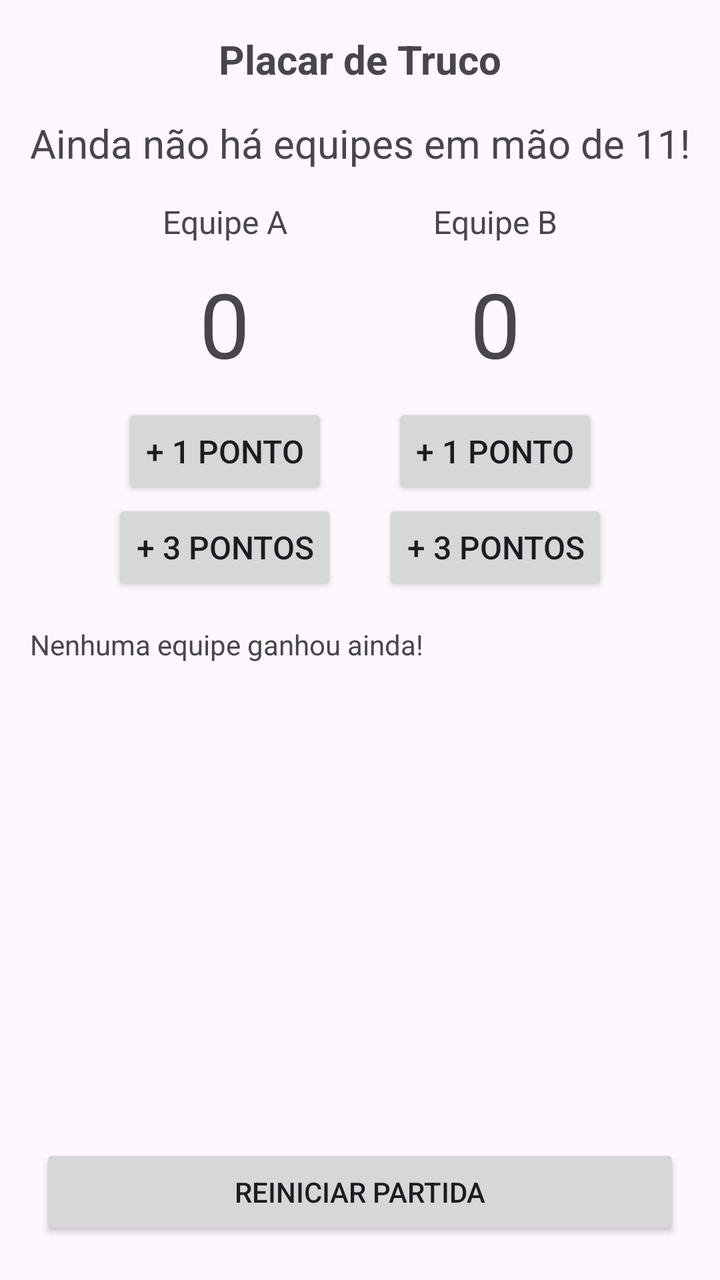
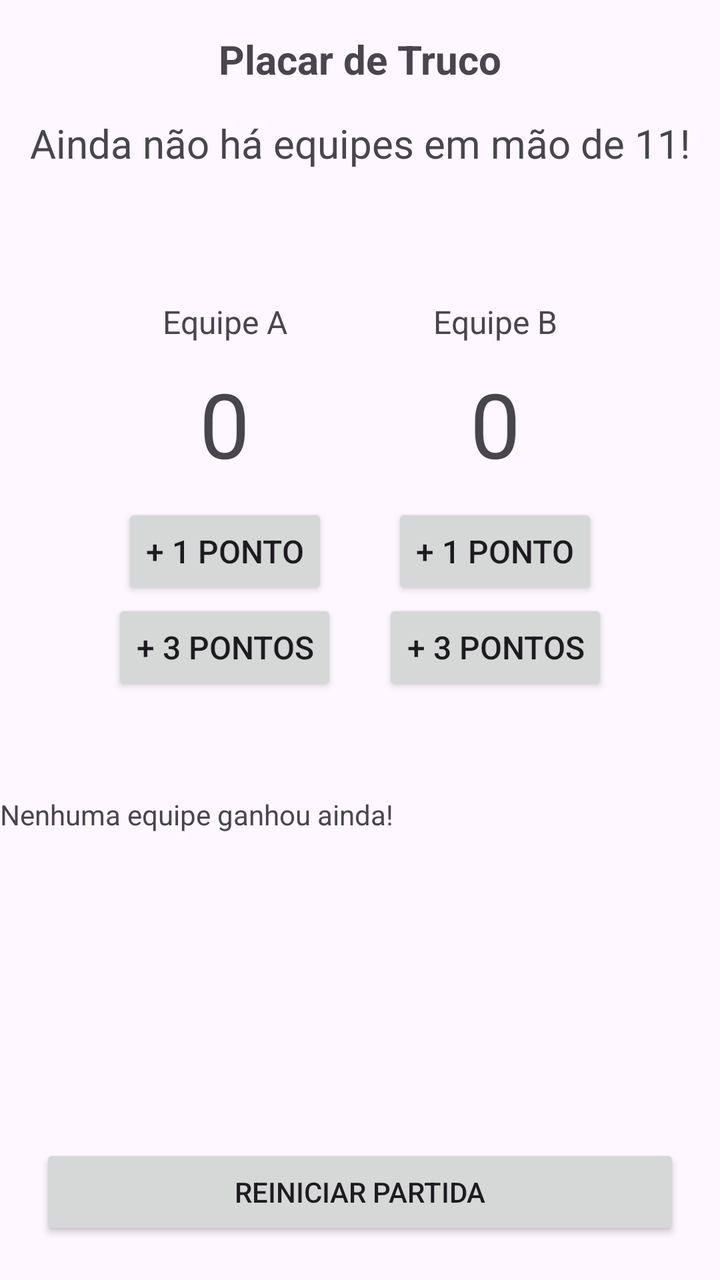

Before-and-after screenshots of an Android layout around one commit, followed by the original layout XML and the change that was made.
<!-- AndroidManifest.xml: application theme Theme.TrucoScoreBoard -->
<!-- res/layout/activity_main.xml -->
<?xml version="1.0" encoding="utf-8"?>
<androidx.constraintlayout.widget.ConstraintLayout xmlns:android="http://schemas.android.com/apk/res/android"
    xmlns:app="http://schemas.android.com/apk/res-auto"
    xmlns:tools="http://schemas.android.com/tools"
    android:id="@+id/main"
    android:layout_width="match_parent"
    android:layout_height="match_parent"
    tools:context=".MainActivity">

    <TextView
        android:id="@+id/titlePage"
        android:layout_width="wrap_content"
        android:layout_height="wrap_content"
        android:text="Placar de Truco"
        android:textSize="20sp"
        android:textStyle="bold"
        app:layout_constraintTop_toTopOf="parent"
        app:layout_constraintStart_toStartOf="parent"
        app:layout_constraintEnd_toEndOf="parent"
        android:layout_marginTop="16dp"
        />

    <TextView
        android:id="@+id/toast11"
        android:layout_width="wrap_content"
        android:layout_height="wrap_content"
        android:text="Ainda não há equipes em mão de 11!"
        android:textSize="20sp"
        app:layout_constraintTop_toBottomOf="@id/titlePage"
        app:layout_constraintStart_toStartOf="parent"
        app:layout_constraintEnd_toEndOf="parent"
        android:padding="15sp"
        />

    <TextView
        android:id="@+id/labelNameA"
        android:layout_width="wrap_content"
        android:layout_height="wrap_content"
        android:text="Equipe A"
        android:textSize="16sp"
        app:layout_constraintStart_toStartOf="parent"
        app:layout_constraintTop_toBottomOf="@+id/toast11"
        app:layout_constraintEnd_toStartOf="@id/counterB"
        />

    <TextView
        android:id="@+id/labelNameB"
        android:layout_width="wrap_content"
        android:layout_height="wrap_content"
        android:text="Equipe B"
        android:textSize="16sp"
        app:layout_constraintEnd_toEndOf="parent"
        app:layout_constraintTop_toBottomOf="@+id/toast11"
        app:layout_constraintStart_toEndOf="@id/counterA"
        />

    <TextView
        android:id="@+id/counterA"
        android:layout_width="wrap_content"
        android:layout_height="wrap_content"
        android:text="0"
        android:textSize="45sp"
        app:layout_constraintStart_toStartOf="parent"
        app:layout_constraintTop_toBottomOf="@+id/labelNameA"
        app:layout_constraintEnd_toStartOf="@id/counterB"
        android:padding="10dp"
        />

    <TextView
        android:id="@+id/counterB"
        android:layout_width="wrap_content"
        android:layout_height="wrap_content"
        android:text="0"
        android:textSize="45sp"
        app:layout_constraintEnd_toEndOf="parent"
        app:layout_constraintTop_toBottomOf="@+id/labelNameB"
        app:layout_constraintStart_toEndOf="@id/counterA"
        android:padding="10dp"
        />


    <Button
        android:id="@+id/btnAddPointsA"
        android:layout_width="wrap_content"
        android:layout_height="wrap_content"
        android:text="+ 1 ponto"
        android:textSize="16sp"
        app:layout_constraintStart_toStartOf="parent"
        app:layout_constraintTop_toBottomOf="@+id/counterA"
        app:layout_constraintEnd_toStartOf="@id/counterB"
        />

    <Button
        android:id="@+id/btnAddPointsB"
        android:layout_width="wrap_content"
        android:layout_height="wrap_content"
        android:text="+ 1 ponto"
        android:textSize="16sp"
        app:layout_constraintEnd_toEndOf="parent"
        app:layout_constraintTop_toBottomOf="@+id/counterB"
        app:layout_constraintStart_toEndOf="@id/counterA"/>

    <Button
        android:id="@+id/btnAdd3PointsA"
        android:layout_width="wrap_content"
        android:layout_height="wrap_content"
        android:text="+ 3 pontos"
        android:textSize="16sp"
        app:layout_constraintStart_toStartOf="parent"
        app:layout_constraintTop_toBottomOf="@+id/btnAddPointsA"
        app:layout_constraintEnd_toStartOf="@id/counterB"
        />

    <Button
        android:id="@+id/btnAdd3PointsB"
        android:layout_width="wrap_content"
        android:layout_height="wrap_content"
        android:text="+ 3 pontos"
        android:textSize="16sp"
        app:layout_constraintEnd_toEndOf="parent"
        app:layout_constraintTop_toBottomOf="@+id/btnAddPointsB"
        app:layout_constraintStart_toEndOf="@id/counterA"/>

    <TextView
        android:id="@+id/winner"
        android:layout_width="match_parent"
        android:layout_height="wrap_content"
        android:text="Nenhuma equipe ganhou ainda!"
        app:layout_constraintEnd_toEndOf="parent"
        app:layout_constraintTop_toBottomOf="@+id/btnAdd3PointsA"
        app:layout_constraintStart_toStartOf="parent"
        android:padding="15sp"
        android:textAlignment="center"
        />

    <Button
        android:id="@+id/btnReload"
        android:layout_width="match_parent"
        android:layout_height="wrap_content"
        android:text="Reiniciar Partida"
        app:layout_constraintEnd_toEndOf="parent"
        app:layout_constraintBottom_toBottomOf="parent"
        android:layout_margin="20sp"
        />


</androidx.constraintlayout.widget.ConstraintLayout>
<!-- resources referenced by this layout -->
<resources>
  <style name="Theme.TrucoScoreBoard" parent="Base.Theme.TrucoScoreBoard" />
  <style name="Base.Theme.TrucoScoreBoard" parent="Theme.Material3.DayNight.NoActionBar">
          
          
      </style>
</resources>

<!-- the commit's change to res/layout/activity_main.xml (unified diff, before → after) -->
@@ -41,6 +41,7 @@
         app:layout_constraintStart_toStartOf="parent"
         app:layout_constraintTop_toBottomOf="@+id/toast11"
         app:layout_constraintEnd_toStartOf="@id/counterB"
+        android:paddingTop="50sp"
         />
 
     <TextView
@@ -52,6 +53,7 @@
         app:layout_constraintEnd_toEndOf="parent"
         app:layout_constraintTop_toBottomOf="@+id/toast11"
         app:layout_constraintStart_toEndOf="@id/counterA"
+        android:paddingTop="50sp"
         />
 
     <TextView
@@ -129,7 +131,7 @@
         app:layout_constraintEnd_toEndOf="parent"
         app:layout_constraintTop_toBottomOf="@+id/btnAdd3PointsA"
         app:layout_constraintStart_toStartOf="parent"
-        android:padding="15sp"
+        android:paddingTop="50sp"
         android:textAlignment="center"
         />
 
